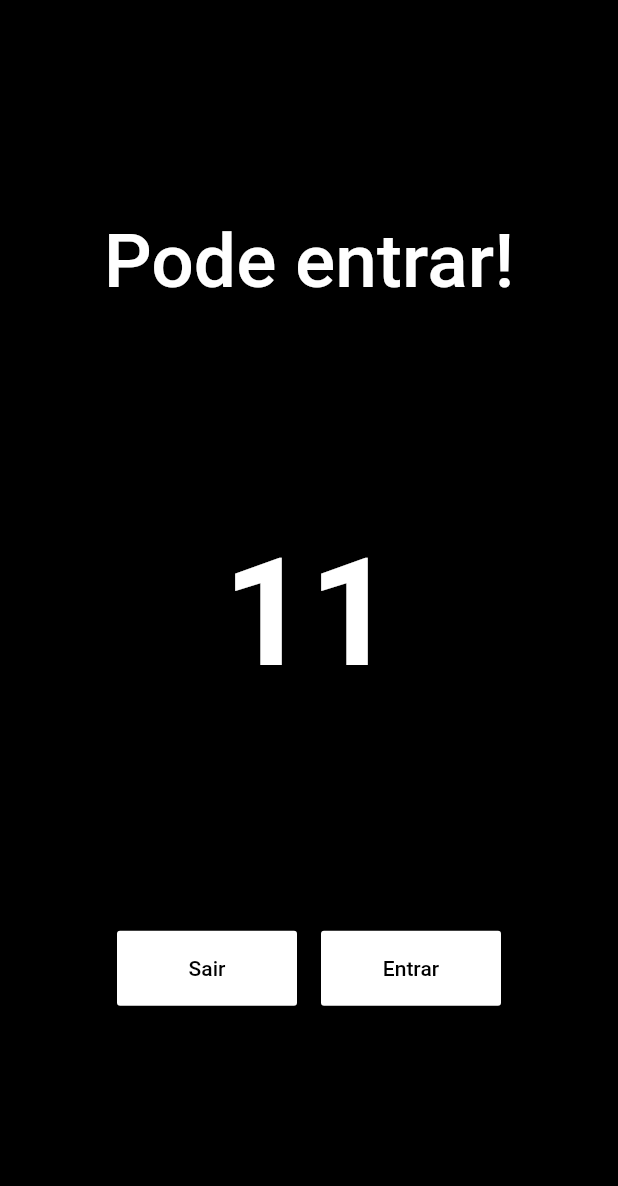
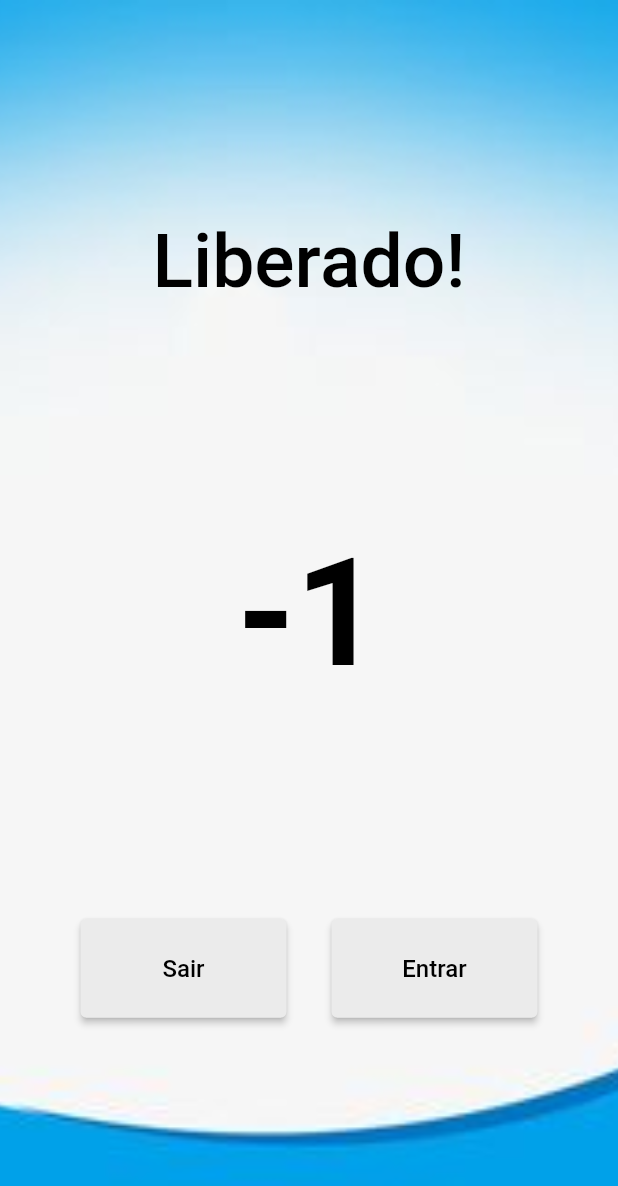
Before and after one commit to Gustavo-oficial/contador-de-pessoas, a Flutter app: the screen it shows after launch, after a tap on "Sair", on a phone screen of 412 x 824 dp. Shown: the top 1186 px of the screen. Run offline on Flutter 3.47's test engine with Material 2 defaults, Android fonts, the phone set to English and light mode, and no system bars.

Commit message:
versão do app de contador de pessoas, adicionado verificações

```diff
--- a/contadorpessoas/lib/main.dart
+++ b/contadorpessoas/lib/main.dart
@@ -1,3 +1,5 @@
+import 'dart:math';
+
 import 'package:flutter/material.dart';
 
 void main() {
@@ -8,53 +10,93 @@ class CounterApp extends StatelessWidget {
   const CounterApp({Key? key}) : super(key: key);
 
   Widget build(BuildContext context) {
-    return MaterialApp(
-      home: HomePage()
-    );
+    return MaterialApp(home: HomePage());
   }
 }
 
-class HomePage extends StatelessWidget {
-  const HomePage({Key? key}) : super(key: key);
+class HomePage extends StatefulWidget {
+  const HomePage({super.key});
 
-  Widget button({required Function()? onPressed, required String title}){
-    return Padding(
+  @override
+  State<HomePage> createState() => _HomePageState();
+}
+
+class _HomePageState extends State<HomePage> {
+  int count = 0;
+  int limit = Random().nextInt(100);
+
+  increment(){
+    setState(() {
+      count++;
+    });
+  }
+
+  decrement(){
+    if(count.isNegative){
+      count = 0;
+
+    }else{
+      count--;
+    }
+
+    setState(() {});
+  }
+
+  bool get isFull => count >= limit;
+  bool get isEmpty => count == 0;
+
+  Widget button( {required Function()? onPressed, required String title, required BuildContext context, required bool action}) {
+    return TextButton(
+      onPressed: onPressed,
+      style: TextButton.styleFrom(
+        backgroundColor: Color.fromARGB(255, 235, 235, 235).withOpacity(!action ? 1 : 0.5),
         padding: const EdgeInsets.all(8),
-      child: MaterialButton(
-        minWidth: 120,
-        height: 50,
-        color: Colors.white,
-        onPressed: onPressed,
-        child: Text(
-          title,
+        elevation: 2,
+        maximumSize: Size(MediaQuery.of(context).size.width / 2, MediaQuery.of(context).size.height * .1),
+        minimumSize: Size(MediaQuery.of(context).size.width / 3, MediaQuery.of(context).size.height * .08),
+      ),
+      child: Text(title,
         style: TextStyle(
-            color: Colors.black,
-            fontWeight: FontWeight.w500
+          color: Colors.black.withOpacity(!action ? 1 : 0.5),
+          fontWeight: FontWeight.w500,
+          fontSize: 16
         )
-        ),
       ),
     );
   }
 
+  @override
+  void initState() {
+    super.initState();
+  }
+
+  @override
   Widget build(BuildContext context) {
     return Scaffold(
       backgroundColor: Colors.black,
-      body: Column(
+      body: Container(
+        decoration: BoxDecoration(
+          image: DecorationImage(
+            image: AssetImage('assets/imagens/background.jpg'),
+            fit: BoxFit.cover
+          )
+        ),
+        child: Column(
           crossAxisAlignment: CrossAxisAlignment.center,
           mainAxisAlignment: MainAxisAlignment.spaceEvenly,
           children: [
             Text(
-            'Pode entrar!',
+              isFull ? 'Lotado!' : 'Liberado!',
               style: TextStyle(
-              color: Colors.white,
+                color: Colors.black,
                 fontWeight: FontWeight.w500,
                 fontSize: 50
               )
             ),
             Text(
-            '11',
+              count.toString(),
               style: TextStyle(
-              color: Colors.white,
+                color: Colors.black,
                 fontWeight: FontWeight.w700,
                 fontSize: 100
               )
@@ -62,12 +104,14 @@ class HomePage extends StatelessWidget {
             Row(
               mainAxisAlignment: MainAxisAlignment.center,
               children: [
-              button(onPressed: () => null, title: 'Sair'),
-              button(onPressed: () => null, title: 'Entrar')
+                button(context: context, onPressed: () => decrement(), title: 'Sair', action: isEmpty),
+                SizedBox(width: 30),
+                button(context: context, onPressed: () => isFull ? null : increment(), title: 'Entrar', action: isFull)
               ],
             )
           ],
         ),
+      ),
     );
   }
 }
--- a/contadorpessoas/pubspec.yaml
+++ b/contadorpessoas/pubspec.yaml
@@ -59,8 +59,8 @@ flutter:
   uses-material-design: true
 
   # To add assets to your application, add an assets section, like this:
-  # assets:
-  #   - images/a_dot_burr.jpeg
+  assets:
+    - assets/imagens/
   #   - images/a_dot_ham.jpeg
 
   # An image asset can refer to one or more resolution-specific "variants", see
```
Also changed, not shown: contadorpessoas/assets/imagens/background.jpg (added). Lines whose indentation alone changed are shown as unchanged.
